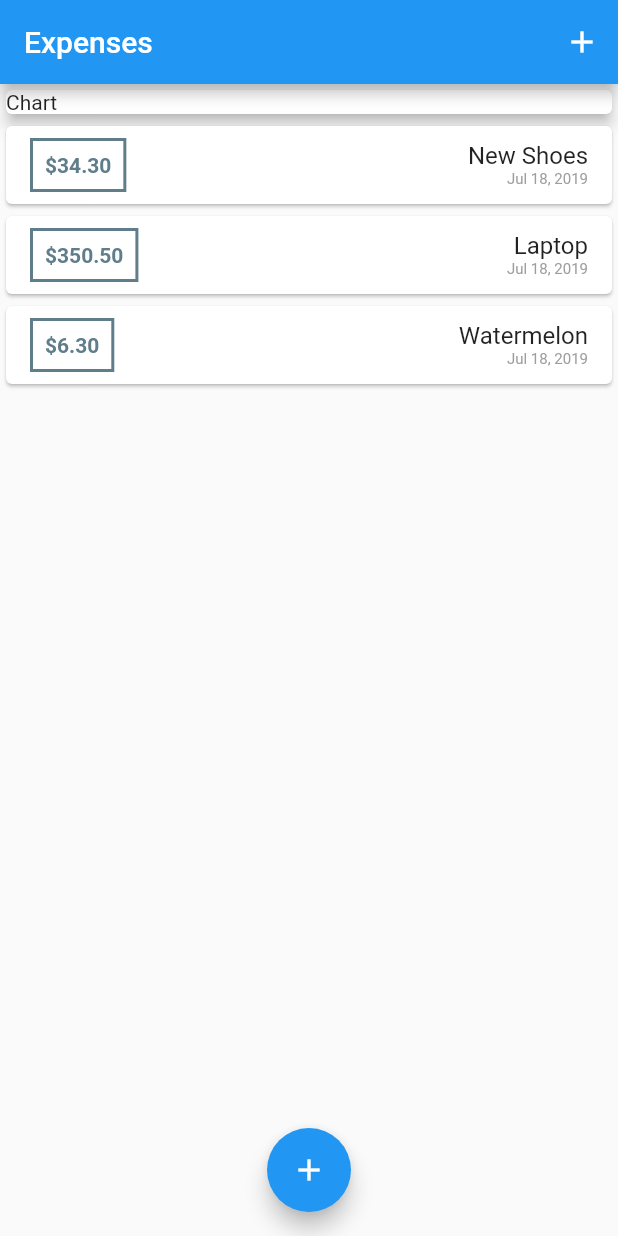
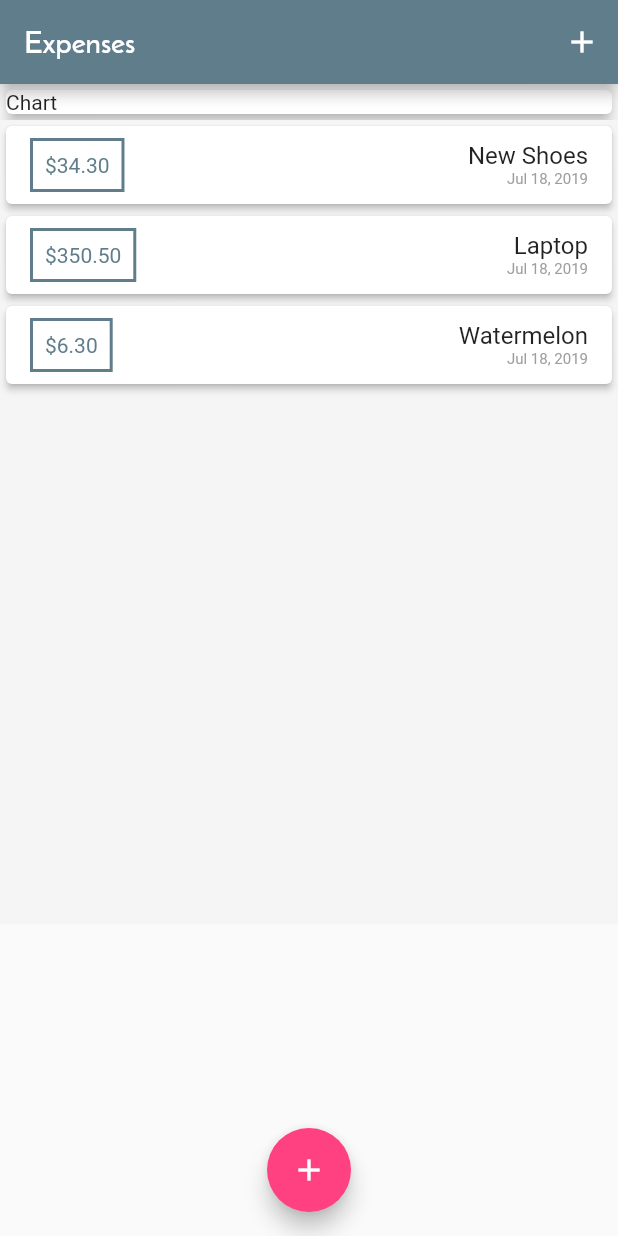
Before and after one commit to Allabergen/expenses-flutter, a Flutter app: the screen it shows after launch, on a phone screen of 412 x 824 dp. Run offline on Flutter 3.47's test engine with Material 2 defaults, Android fonts, the phone set to English and light mode, and no system bars.

Commit message:
style with Theme, Fonts

```diff
--- a/lib/main.dart
+++ b/lib/main.dart
@@ -12,6 +12,16 @@ class MyApp extends StatelessWidget {
     return MaterialApp(
       debugShowCheckedModeBanner: false,
       title: 'Expenses',
+      theme: ThemeData(
+        primarySwatch: Colors.blueGrey,
+        accentColor: Colors.pinkAccent,
+        cardColor: Colors.white,
+        backgroundColor: Colors.grey[100],
+        fontFamily: 'ReemKufi',
+        textTheme: ThemeData.light().textTheme.copyWith(
+              title: TextStyle(fontFamily: 'ReemKafi', fontSize: 16.0),
+            ),
+      ),
       home: MyHomePage(),
     );
   }
--- a/lib/widgets/transaction_list.dart
+++ b/lib/widgets/transaction_list.dart
@@ -11,9 +11,11 @@ class TransactionList extends StatelessWidget {
   Widget build(BuildContext context) {
     return Container(
       height: 536,
+      color: Theme.of(context).backgroundColor,
       child: ListView.builder(
         itemBuilder: (context, index) {
           return Card(
+            elevation: 2.0,
             child: Row(
               mainAxisAlignment: MainAxisAlignment.spaceBetween,
               children: <Widget>[
@@ -25,7 +27,8 @@ class TransactionList extends StatelessWidget {
                   child: Text(
                     '\$${transactions[index].amount.toStringAsFixed(2)}',
                     style: TextStyle(
-                        color: Colors.blueGrey, fontWeight: FontWeight.bold),
+                      color: Colors.blueGrey,
+                    ),
                   ),
                 ),
                 Container(
@@ -35,11 +38,17 @@ class TransactionList extends StatelessWidget {
                     children: <Widget>[
                       Text(
                         transactions[index].title,
-                        style: TextStyle(fontSize: 16.0, color: Colors.black87),
+                        style: TextStyle(
+                          fontSize: 16.0,
+                          color: Colors.black87,
+                        ),
                       ),
                       Text(
                         DateFormat('yMMMd').format(transactions[index].date),
-                        style: TextStyle(fontSize: 10.0, color: Colors.grey),
+                        style: TextStyle(
+                          fontSize: 10.0,
+                          color: Colors.grey,
+                        ),
                       ),
                     ],
                   ),
```
Also changed, not shown: pubspec.yaml (+8 -6 lines), assets/fonts/ReemKufi-Regular.ttf (added).
